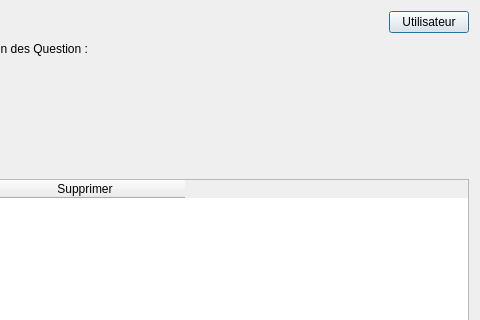
The window that BackOffice/UI/proposition.ui (PapyRedstone/ProjetFinalCIR2) describes before a commit, drawn with Qt 5; both pictures show x 427 to 907 and y 0 to 320 of the 907 by 705 pixel window.
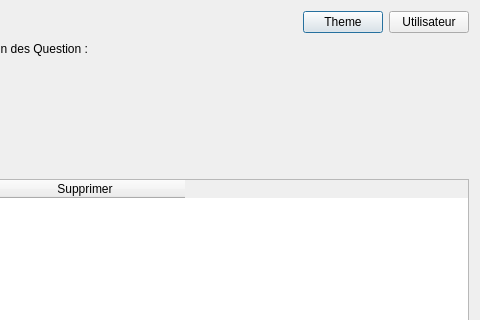
The same window after the commit. Icons and pictures are not drawn.

Patch:
```diff
--- a/BackOffice/UI/proposition.ui
+++ b/BackOffice/UI/proposition.ui
@@ -52,6 +52,13 @@
        </property>
       </spacer>
      </item>
+     <item>
+      <widget class="QPushButton" name="theme">
+       <property name="text">
+        <string>Theme</string>
+       </property>
+      </widget>
+     </item>
      <item>
       <widget class="QPushButton" name="Utilisateur">
        <property name="text">
```
